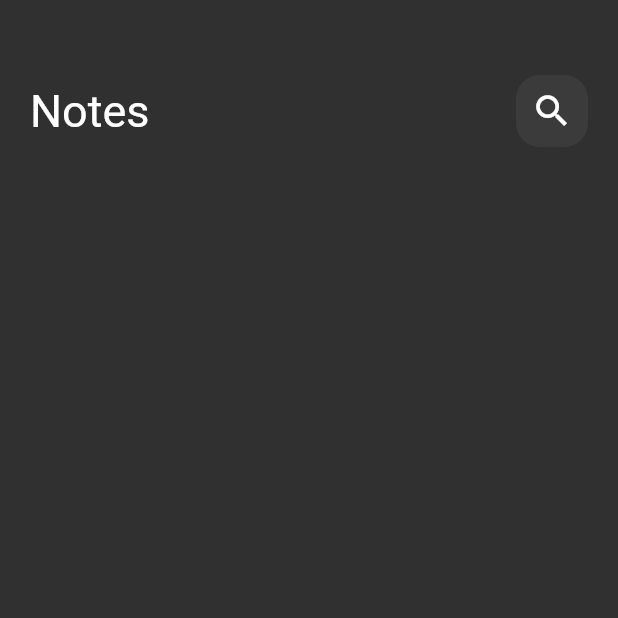
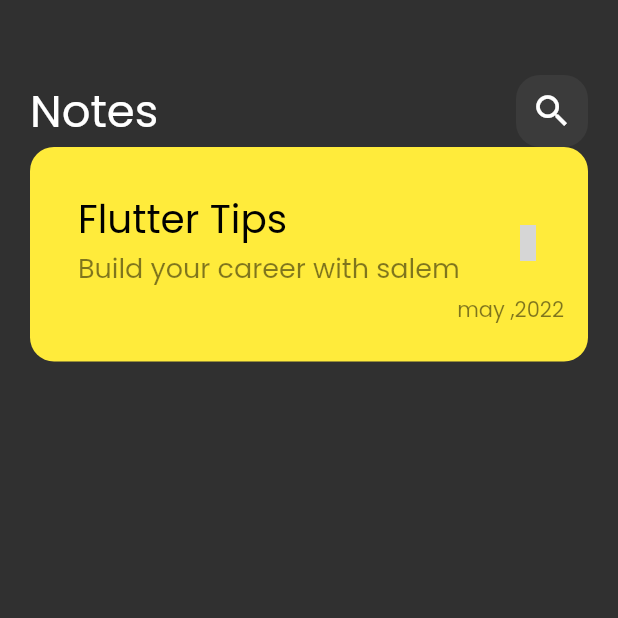
Before and after one commit to Mostafa13elkomy/Notes-App, a Flutter app: the screen it shows after launch, on a phone screen of 412 x 824 dp, the top half of it. Run offline on Flutter 3.47's test engine with Material 2 defaults, Android fonts, the phone set to English and light mode, and no system bars; missing offline and left inert: awesome_icons; grey boxes are pictures that could not be loaded.

Commit message:
create custom note item

```diff
--- a/lib/main.dart
+++ b/lib/main.dart
@@ -11,7 +11,8 @@ class NoteApp extends StatelessWidget {
   @override
   Widget build(BuildContext context) {
     return MaterialApp(
-      theme: ThemeData(brightness: Brightness.dark),
+      theme: ThemeData(brightness: Brightness.dark,fontFamily: 'Poppins')
+      ,
       home: NotesView(),
     );
   }
--- /dev/null
+++ b/lib/views/widgets/note_item.dart
@@ -0,0 +1,42 @@
+import 'package:awesome_icons/awesome_icons.dart';
+import 'package:flutter/material.dart';
+class NoteItem extends StatelessWidget {
+  const NoteItem({super.key});
+
+  @override
+  Widget build(BuildContext context) {
+    return Container(
+      padding: EdgeInsets.only(top: 24,bottom: 24,left: 16),
+      decoration: BoxDecoration(
+        color: Colors.yellow,
+        borderRadius: BorderRadius.circular(16),
+      ),
+      child: Column(
+        crossAxisAlignment: CrossAxisAlignment.end,
+        children: [
+          ListTile(
+            title:const Text(
+              'Flutter Tips',
+              style: TextStyle(color: Colors.black,fontSize: 26),
+            ),
+            subtitle: Text('Build your career with salem',
+            style:TextStyle(
+              color:  Colors.black.withOpacity(.5),
+              fontSize:18 )
+              ,)
+              ,
+            trailing: IconButton(
+              onPressed: () {},
+            icon:const Icon(FontAwesomeIcons.trash,
+            color: Colors.black,size: 24,),),
+          )
+          ,Padding(
+            padding: const EdgeInsets.only(right: 16),
+            child: Text('may ,2022',
+              style: TextStyle(color: Colors.black.withOpacity(.5))),
+          )
+        ],
+      ),
+    );
+  }
+}
--- a/lib/views/widgets/notes_view_body.dart
+++ b/lib/views/widgets/notes_view_body.dart
@@ -1,5 +1,6 @@
 import 'package:flutter/material.dart';
 import 'package:todo/views/widgets/custom_appBar.dart';
+import 'package:todo/views/widgets/note_item.dart';
 
 class NoteViewBody  extends StatelessWidget {
   const NoteViewBody ({super.key});
@@ -11,7 +12,8 @@ class NoteViewBody  extends StatelessWidget {
       child: Column(
         children: const [
           SizedBox(height: 50,),
-          CustomAppBar()
+          CustomAppBar(),
+          NoteItem()
 
         ],
       ),
```
Also changed, not shown: pubspec.yaml (+6 -11 lines), assets/fonts/Poppins-Regular.ttf (added), pubspec.lock.
